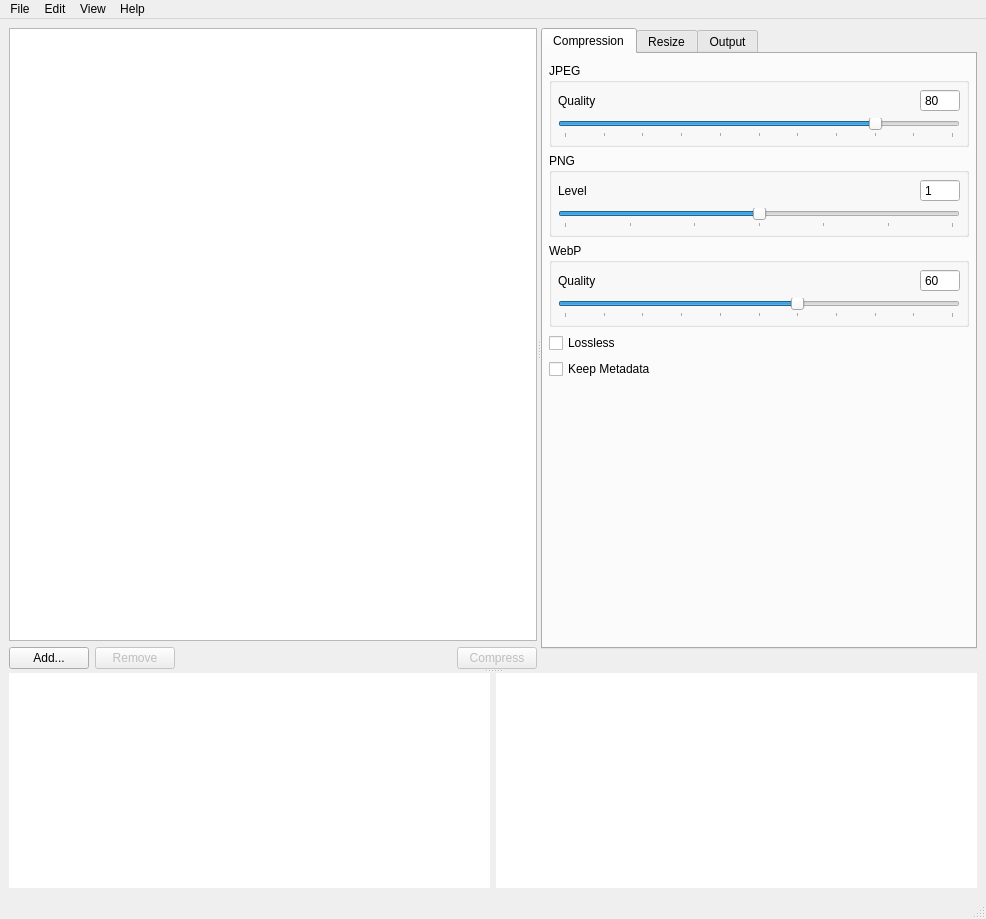
The window that views/MainWindow.ui (Lymphatus/caesium-image-compressor) describes before a commit, drawn with Qt 5.
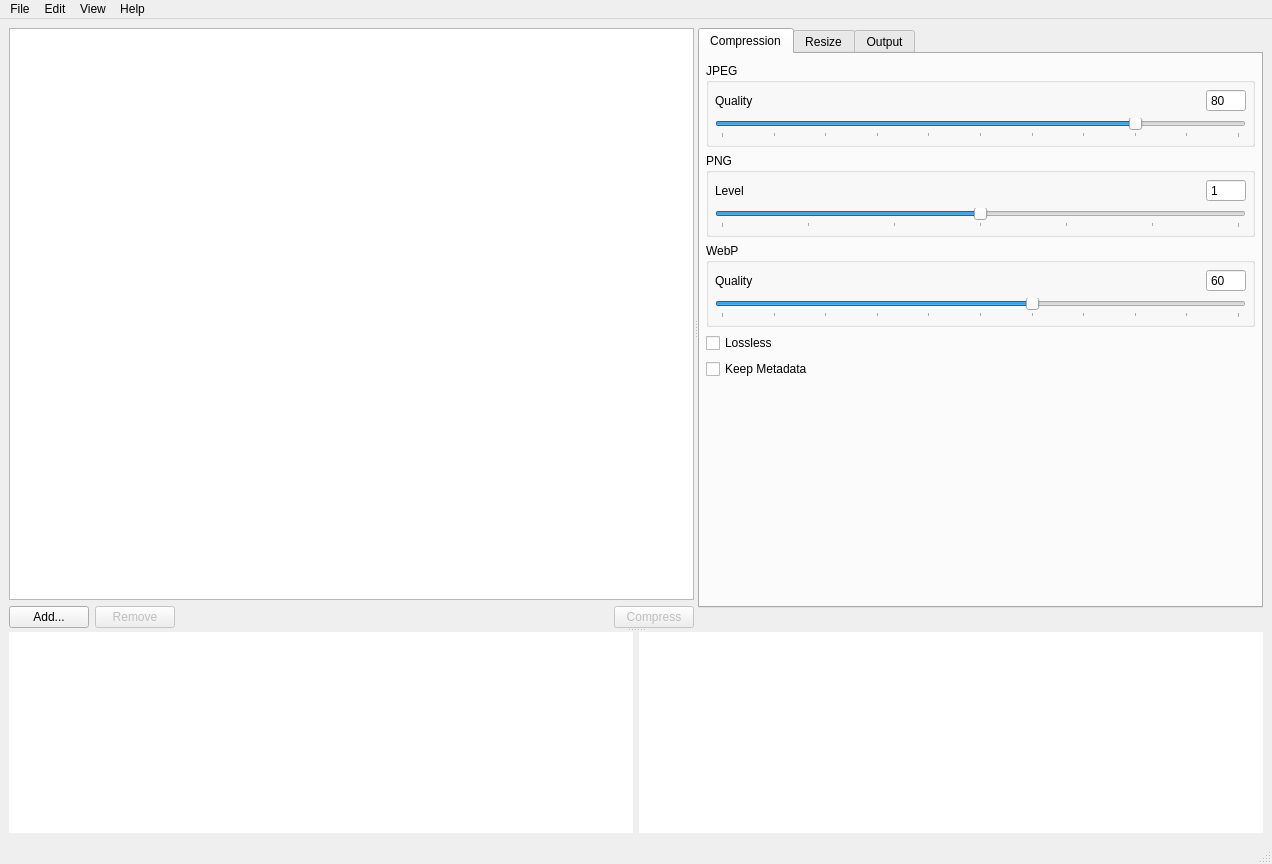
The same window after the commit. Custom widgets are drawn as their Qt base class.

```diff
--- a/views/MainWindow.ui
+++ b/views/MainWindow.ui
@@ -6,8 +6,8 @@
    <rect>
     <x>0</x>
     <y>0</y>
-    <width>986</width>
-    <height>919</height>
+    <width>1272</width>
+    <height>864</height>
    </rect>
   </property>
   <property name="windowTitle">
@@ -62,9 +62,6 @@
             <number>0</number>
            </property>
            <property name="sortingEnabled">
-            <bool>false</bool>
-           </property>
-           <property name="animated">
             <bool>true</bool>
            </property>
            <property name="allColumnsShowFocus">
@@ -80,7 +77,7 @@
             <bool>false</bool>
            </attribute>
            <attribute name="headerShowSortIndicator" stdset="0">
-            <bool>false</bool>
+            <bool>true</bool>
            </attribute>
            <attribute name="headerStretchLastSection">
             <bool>false</bool>
@@ -1028,8 +1025,8 @@
     <rect>
      <x>0</x>
      <y>0</y>
-     <width>986</width>
-     <height>21</height>
+     <width>1272</width>
+     <height>25</height>
     </rect>
    </property>
    <widget class="QMenu" name="menuHelp">
```
Left out of the diff: 6 changed lines with no effect on the pictures.
